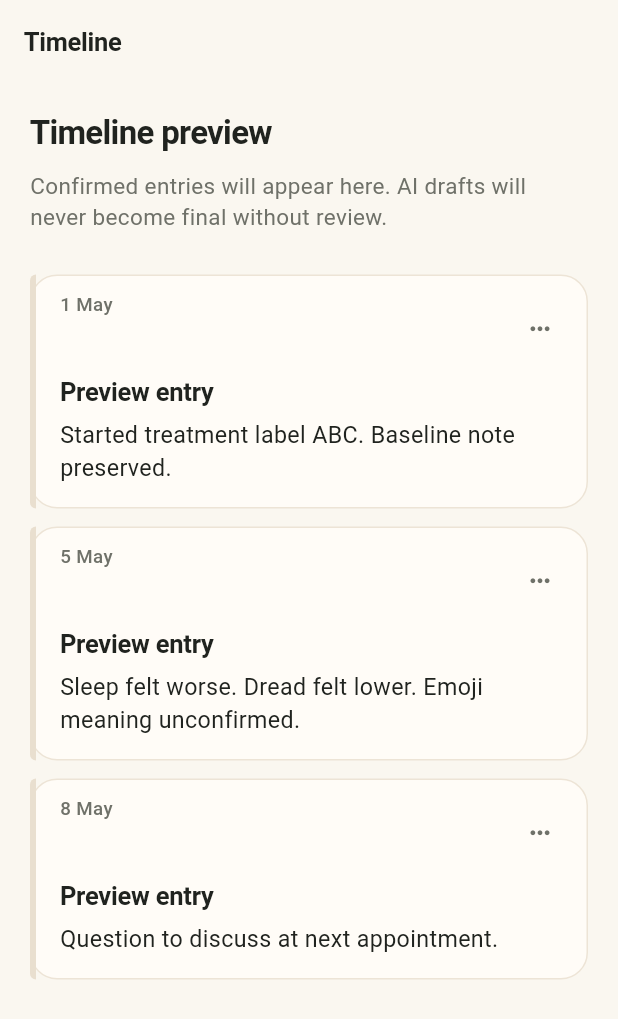
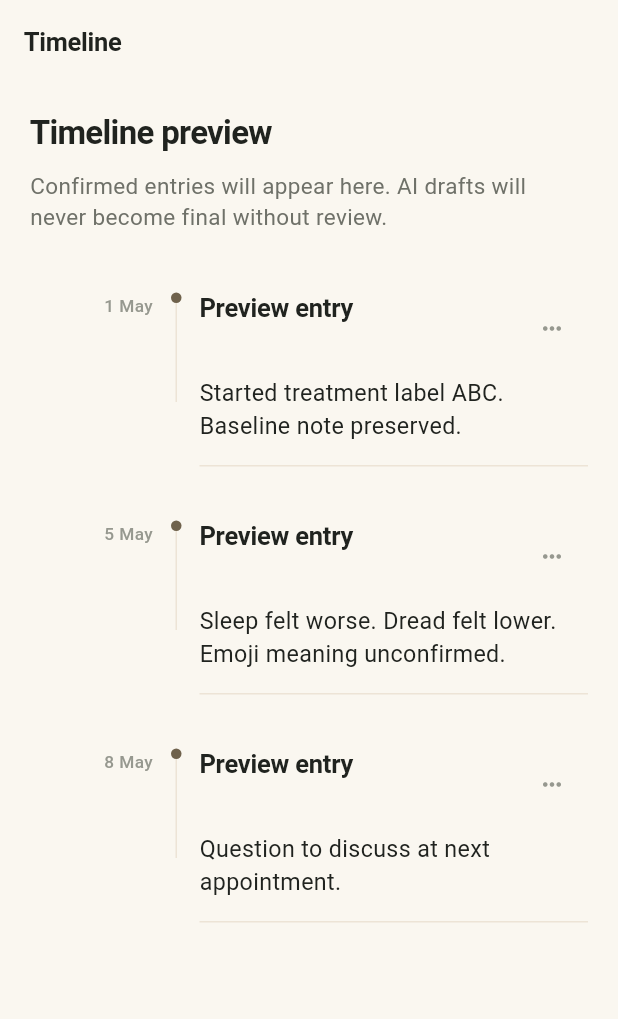
Before and after one commit to agramainio/tacite, a Flutter app: the ThreadPlaceholderScreen screen opened by its route, on a phone screen of 412 x 824 dp. Shown: the top 1019 px of the screen. Run offline on Flutter 3.47's test engine with Material 3 defaults, Android fonts, the phone set to English and light mode, and no system bars; our stand-ins replace dio, flutter_secure_storage, go_router, shared_preferences; accounts and stored records are empty; network calls fail; Roboto replaces fonts that are missing (System).

Commit message:
Polish Tacite timeline UI direction

```diff
--- a/mobile/interim_app/lib/shared/widgets/tacite_timeline_card.dart
+++ b/mobile/interim_app/lib/shared/widgets/tacite_timeline_card.dart
@@ -41,36 +41,52 @@ class TaciteTimelineCard extends StatelessWidget {
   @override
   Widget build(BuildContext context) {
     final content = InkWell(
-      borderRadius: BorderRadius.circular(TaciteSpacing.radius),
+      borderRadius: BorderRadius.circular(TaciteSpacing.radiusSmall),
       onTap: onTap,
-      child: DecoratedBox(
-        decoration: BoxDecoration(
-          color: TaciteColors.panel,
-          borderRadius: BorderRadius.circular(TaciteSpacing.radius),
-          border: Border.all(color: TaciteColors.lineSoft),
-        ),
-        child: IntrinsicHeight(
-          child: Row(
-            crossAxisAlignment: CrossAxisAlignment.stretch,
-            children: [
-              DecoratedBox(
-                decoration: BoxDecoration(
-                  color: TaciteColors.accentSoft,
-                  borderRadius: const BorderRadius.only(
-                    topLeft: Radius.circular(TaciteSpacing.radius),
-                    bottomLeft: Radius.circular(TaciteSpacing.radius),
+      child: Padding(
+        padding: const EdgeInsets.symmetric(vertical: TaciteSpacing.sm),
+        child: Row(
+          crossAxisAlignment: CrossAxisAlignment.start,
+          children: [
+            SizedBox(
+              width: 82,
+              child: Padding(
+                padding: const EdgeInsets.only(top: 2),
+                child: Text(
+                  meta,
+                  textAlign: TextAlign.right,
+                  style: TaciteTextStyles.small.copyWith(
+                    color: TaciteColors.inkFaint,
+                    fontSize: 11.5,
+                    height: 1.25,
                   ),
                 ),
-                child: const SizedBox(width: 4),
               ),
-              Expanded(
+            ),
+            const SizedBox(width: TaciteSpacing.sm),
+            Column(
+              children: [
+                Container(
+                  width: 7,
+                  height: 7,
+                  decoration: const BoxDecoration(
+                    shape: BoxShape.circle,
+                    color: TaciteColors.accent,
+                  ),
+                ),
+                Container(width: 1, height: 66, color: TaciteColors.lineSoft),
+              ],
+            ),
+            const SizedBox(width: TaciteSpacing.sm),
+            Expanded(
+              child: DecoratedBox(
+                decoration: const BoxDecoration(
+                  border: Border(
+                    bottom: BorderSide(color: TaciteColors.lineSoft),
+                  ),
+                ),
                 child: Padding(
-                  padding: const EdgeInsets.fromLTRB(
-                    TaciteSpacing.md,
-                    TaciteSpacing.sm,
-                    TaciteSpacing.xs,
-                    TaciteSpacing.md,
-                  ),
+                  padding: const EdgeInsets.only(bottom: TaciteSpacing.md),
                   child: Column(
                     crossAxisAlignment: CrossAxisAlignment.start,
                     children: [
@@ -78,7 +94,12 @@ class TaciteTimelineCard extends StatelessWidget {
                         crossAxisAlignment: CrossAxisAlignment.start,
                         children: [
                           Expanded(
-                            child: Text(meta, style: TaciteTextStyles.small),
+                            child: title.trim().isEmpty
+                                ? const SizedBox.shrink()
+                                : Text(
+                                    title,
+                                    style: TaciteTextStyles.sectionTitle,
+                                  ),
                           ),
                           _TimelineCardMenu(
                             moreOptionsLabel: moreOptionsLabel,
@@ -91,18 +112,16 @@ class TaciteTimelineCard extends StatelessWidget {
                           ),
                         ],
                       ),
-                      if (title.trim().isNotEmpty) ...[
+                      if (body.trim().isNotEmpty) ...[
                         const SizedBox(height: TaciteSpacing.xs),
-                        Text(title, style: TaciteTextStyles.sectionTitle),
+                        Text(body, style: TaciteTextStyles.body),
                       ],
-                      const SizedBox(height: TaciteSpacing.xs),
-                      Text(body, style: TaciteTextStyles.body),
                     ],
                   ),
                 ),
               ),
-            ],
-          ),
+            ),
+          ],
         ),
       ),
     );
@@ -162,8 +181,8 @@ class _TimelineCardMenu extends StatelessWidget {
       padding: EdgeInsets.zero,
       icon: const Icon(
         Icons.more_horiz,
-        size: 19,
-        color: TaciteColors.inkMuted,
+        size: 18,
+        color: TaciteColors.inkFaint,
       ),
       onSelected: (action) {
         switch (action) {
@@ -209,8 +228,8 @@ class _SwipeBackground extends StatelessWidget {
     return DecoratedBox(
       decoration: BoxDecoration(
         color: isLeft ? TaciteColors.accentSoft : TaciteColors.paperMuted,
-        borderRadius: BorderRadius.circular(TaciteSpacing.radius),
-        border: Border.all(color: TaciteColors.line),
+        borderRadius: BorderRadius.circular(TaciteSpacing.radiusSmall),
+        border: Border.all(color: TaciteColors.lineSoft),
       ),
       child: Align(
         alignment: alignment,
```
Also changed, not shown: mobile/interim_app/lib/features/timeline/timeline_home_screen.dart (+12 -11 lines), mobile/interim_app/lib/shared/widgets/tacite_chip.dart (+6 -5 lines), mobile/interim_app/lib/shared/widgets/tacite_panel.dart (+3 -10 lines), 1 other file.
